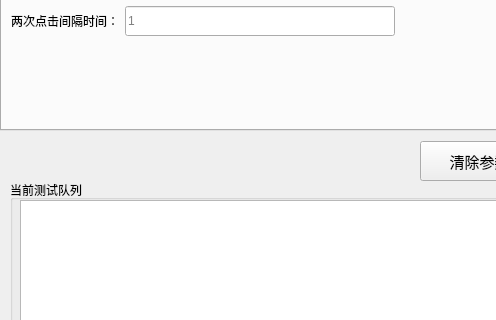
Before: the Qt Designer form GUI/main_ui_test/test_ui_d/add_test_ui.ui in buaanostop/-, drawn with Qt 5; both pictures show x 0 to 496 and y 220 to 540 of the 678 by 663 pixel window.
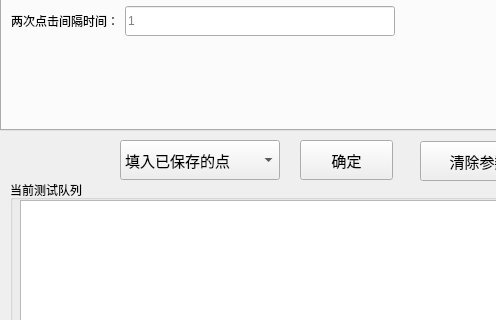
After: the same form once the commit is applied. The open tabs and pages were chosen to show the change.

The edit to the form file:
```diff
--- a/GUI/main_ui_test/test_ui_d/add_test_ui.ui
+++ b/GUI/main_ui_test/test_ui_d/add_test_ui.ui
@@ -1974,6 +1974,68 @@
     </item>
    </layout>
   </widget>
+  <widget class="QPushButton" name="addPointConfirmButton">
+   <property name="geometry">
+    <rect>
+     <x>300</x>
+     <y>360</y>
+     <width>93</width>
+     <height>40</height>
+    </rect>
+   </property>
+   <property name="minimumSize">
+    <size>
+     <width>0</width>
+     <height>40</height>
+    </size>
+   </property>
+   <property name="maximumSize">
+    <size>
+     <width>16777215</width>
+     <height>40</height>
+    </size>
+   </property>
+   <property name="font">
+    <font>
+     <pointsize>11</pointsize>
+    </font>
+   </property>
+   <property name="text">
+    <string>确定</string>
+   </property>
+  </widget>
+  <widget class="QComboBox" name="choosePointBox">
+   <property name="geometry">
+    <rect>
+     <x>120</x>
+     <y>360</y>
+     <width>160</width>
+     <height>40</height>
+    </rect>
+   </property>
+   <property name="minimumSize">
+    <size>
+     <width>160</width>
+     <height>40</height>
+    </size>
+   </property>
+   <property name="maximumSize">
+    <size>
+     <width>160</width>
+     <height>40</height>
+    </size>
+   </property>
+   <property name="font">
+    <font>
+     <pointsize>11</pointsize>
+    </font>
+   </property>
+   <item>
+    <property name="text">
+     <string>填入已保存的点</string>
+    </property>
+   </item>
+  </widget>
  </widget>
  <tabstops>
   <tabstop>v_r_drag_start_p_x</tabstop>
```
Left out of the diff: 207 changed lines with no effect on the pictures.
